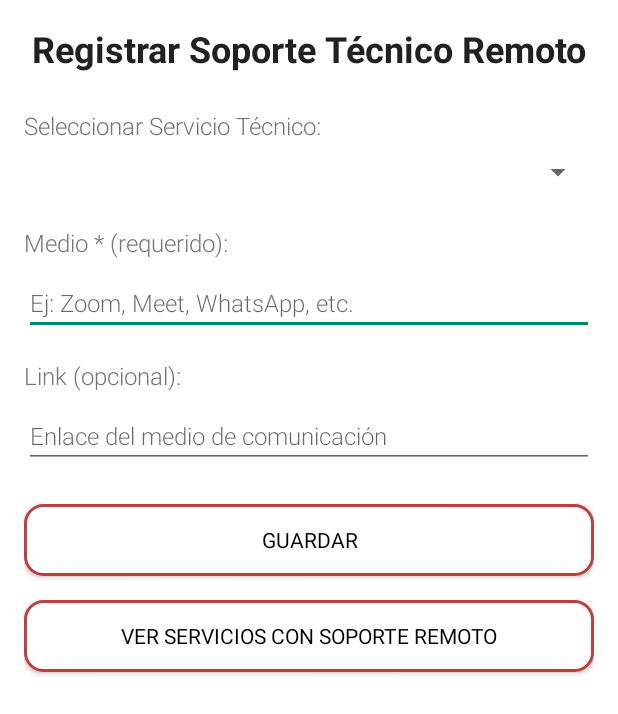
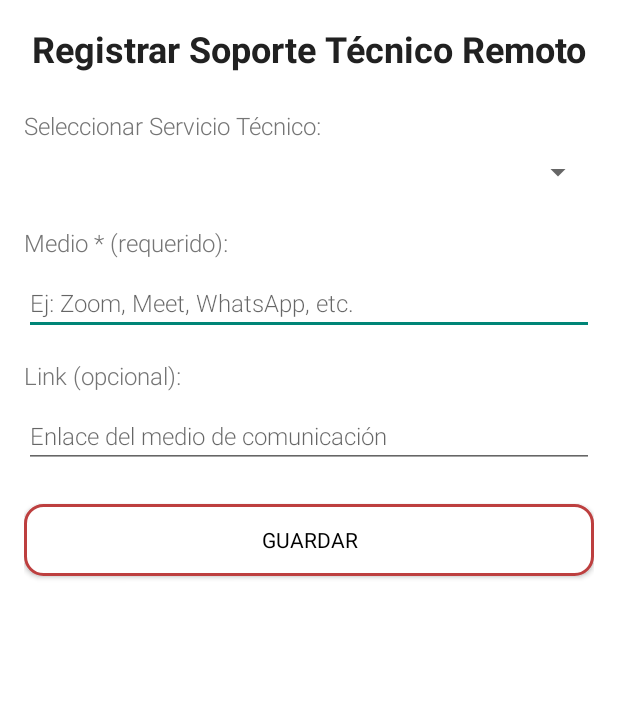
Before and after one commit to Jtoscanoa/BasculasyServicios, an Android app: the layout activity_remote_support.xml on its own in the app's theme, with its tools: preview values and no code run, on a phone screen of 412 x 824 dp. Shown: the top 714 px of the screen. Run offline under Robolectric (Android 15) with nearby library versions, the phone set to English and light mode, and no system bars.

Commit message:
Remove remote services button

```diff
--- a/ProyectoByS/app/src/main/res/layout/activity_remote_support.xml
+++ b/ProyectoByS/app/src/main/res/layout/activity_remote_support.xml
@@ -68,12 +68,4 @@
         android:textColor="#000000"
         android:layout_marginBottom="16dp"/>
 
-    <Button
-        android:id="@+id/btnViewRemoteServices"
-        android:layout_width="match_parent"
-        android:layout_height="wrap_content"
-        android:text="Ver Servicios con Soporte Remoto"
-        android:background="@drawable/button_border_red"
-        android:textColor="#000000"/>
-
 </LinearLayout>
```
Also changed, not shown: ProyectoByS/app/src/main/java/com/puropoo/proyectobys/DatabaseHelper.java (+6 -4 lines), ProyectoByS/app/src/main/java/com/puropoo/proyectobys/RemoteSupportActivity.java (+4 -24 lines).
